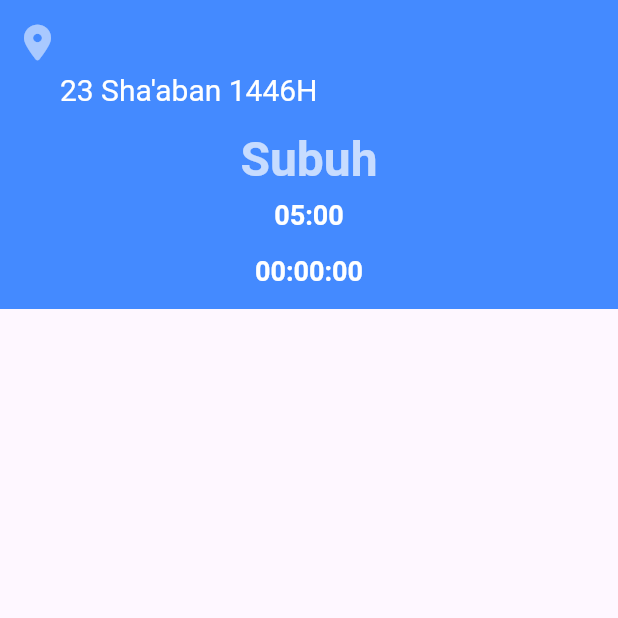
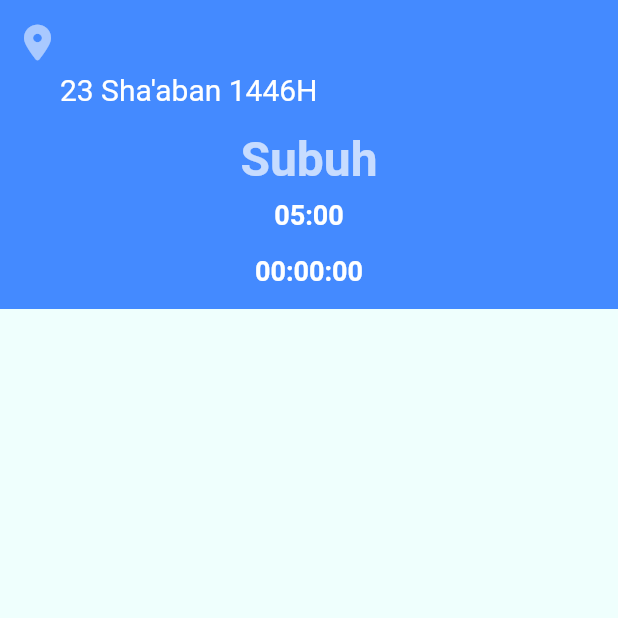
Before and after one commit to alibanadaulay/my_prayer, a Flutter app: the screen it shows after launch, on a phone screen of 412 x 824 dp, the top half of it. Run offline on Flutter 3.47's test engine with Material 3 defaults, Android fonts, the phone set to English and light mode, and no system bars; our stand-ins replace adhan, connectivity_plus, dio, firebase_analytics, firebase_core, firebase_crashlytics and 11 more; missing offline and left inert: android_alarm_manager_plus, workmanager; accounts and stored records are empty; network calls fail; statements that could not run were skipped.

Commit message:
add AppTheme color

```diff
--- a/lib/main.dart
+++ b/lib/main.dart
@@ -94,10 +94,7 @@ class MyApp extends StatelessWidget {
         title: 'Flutter Demo',
         themeMode: ThemeMode.system,
         darkTheme: AppTheme.darkTheme,
-        theme: ThemeData(
-          colorScheme: ColorScheme.fromSeed(seedColor: Colors.deepPurple),
-          useMaterial3: true,
-        ),
+        theme: AppTheme.lightTheme,
         home: const MyHomePage(title: title));
   }
 }
--- a/lib/resources/app_color.dart
+++ b/lib/resources/app_color.dart
@@ -1,6 +1,15 @@
 import 'package:flutter/material.dart';
 
 class AppColor {
+  // Dark Theme Color
   static const Color darkPrimary = Color(0xFF181C14);
   static const Color darkSecondary = Color(0xFF3C3D37);
+  static const Color darkThird = Color(0xFF697565);
+  static const Color darkFourt = Color(0xFFECDFCC);
+
+  // Light Theme Color
+  static const Color lightPrimary = Color(0xFFEFFFFD);
+  static const Color lightSecondary = Color(0xFFB4ECE8);
+  static const Color lightThird = Color(0xFF98DED9);
+  static const Color lightFourt = Color(0xFF181C14);
 }
--- a/lib/resources/theme.dart
+++ b/lib/resources/theme.dart
@@ -3,12 +3,25 @@ import 'package:my_prayer/resources/app_color.dart';
 
 class AppTheme {
   static ThemeData darkTheme = ThemeData(
-      primaryColor: AppColor.darkPrimary,
+      colorScheme: ColorScheme.fromSeed(
+          brightness: Brightness.dark,
+          primary: AppColor.darkPrimary,
+          onPrimary: AppColor.darkFourt,
+          onSecondary: AppColor.darkFourt,
+          seedColor: AppColor.darkPrimary,
+          secondary: AppColor.darkSecondary),
       brightness: Brightness.dark,
       scaffoldBackgroundColor: AppColor.darkPrimary);
 
-  // ThemeData(
-  //     primaryColor: AppColor.darkPrimary,
-  //     textTheme:
-  //         TextTheme(headlineLarge: TextStyle(color: AppColor.darkSecondary)));
+  static ThemeData lightTheme = ThemeData(
+      primaryColor: AppColor.lightPrimary,
+      colorScheme: ColorScheme.fromSeed(
+          brightness: Brightness.light,
+          seedColor: AppColor.lightPrimary,
+          primary: AppColor.lightPrimary,
+          onPrimary: AppColor.lightFourt,
+          onSecondary: AppColor.lightFourt,
+          secondary: AppColor.lightSecondary),
+      brightness: Brightness.light,
+      scaffoldBackgroundColor: AppColor.lightPrimary);
 }
```
